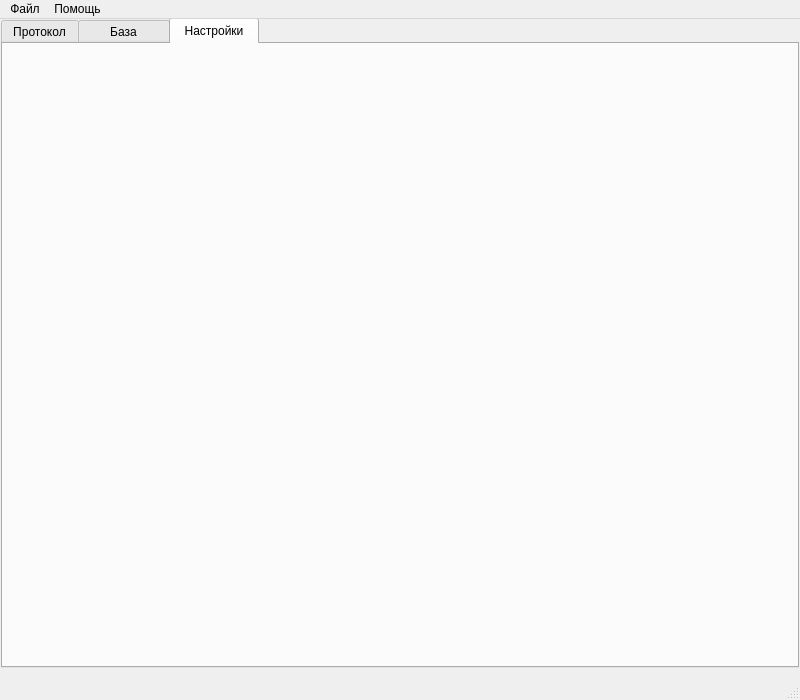
asd192/CalibrationIRT59, file main.ui: the form before one commit.
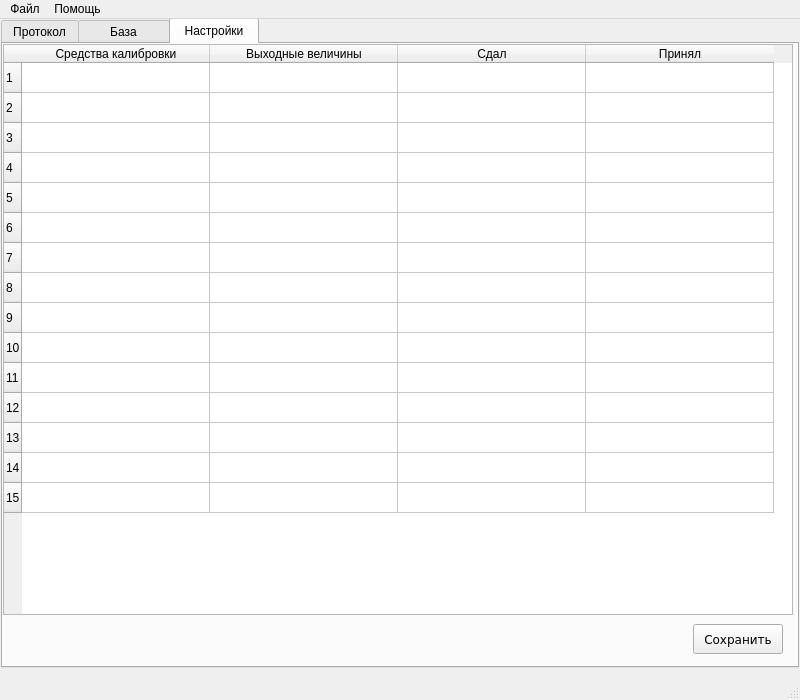
The form after the commit. The open tabs and pages were chosen to show the change.

Patch:
```diff
--- a/main.ui
+++ b/main.ui
@@ -2426,6 +2426,90 @@
      <attribute name="title">
       <string> Настройки </string>
      </attribute>
+     <widget class="QTableWidget" name="tableWidget_custom">
+      <property name="geometry">
+       <rect>
+        <x>0</x>
+        <y>0</y>
+        <width>790</width>
+        <height>571</height>
+       </rect>
+      </property>
+      <property name="rowCount">
+       <number>15</number>
+      </property>
+      <attribute name="horizontalHeaderDefaultSectionSize">
+       <number>188</number>
+      </attribute>
+      <attribute name="verticalHeaderDefaultSectionSize">
+       <number>30</number>
+      </attribute>
+      <row/>
+      <row/>
+      <row/>
+      <row/>
+      <row/>
+      <row/>
+      <row/>
+      <row/>
+      <row/>
+      <row/>
+      <row/>
+      <row/>
+      <row/>
+      <row/>
+      <row/>
+      <column>
+       <property name="text">
+        <string>Средства калибровки</string>
+       </property>
+       <property name="textAlignment">
+        <set>AlignCenter</set>
+       </property>
+      </column>
+      <column>
+       <property name="text">
+        <string>Выходные величины</string>
+       </property>
+       <property name="textAlignment">
+        <set>AlignCenter</set>
+       </property>
+      </column>
+      <column>
+       <property name="text">
+        <string>Сдал</string>
+       </property>
+       <property name="textAlignment">
+        <set>AlignCenter</set>
+       </property>
+      </column>
+      <column>
+       <property name="text">
+        <string>Принял</string>
+       </property>
+       <property name="textAlignment">
+        <set>AlignCenter</set>
+       </property>
+      </column>
+     </widget>
+     <widget class="QPushButton" name="pushButton_save_custom">
+      <property name="geometry">
+       <rect>
+        <x>690</x>
+        <y>580</y>
+        <width>90</width>
+        <height>30</height>
+       </rect>
+      </property>
+      <property name="font">
+       <font>
+        <family>DejaVu Sans</family>
+       </font>
+      </property>
+      <property name="text">
+       <string>Сохранить</string>
+      </property>
+     </widget>
     </widget>
    </widget>
   </widget>
```
Left out of the diff: 2 changed lines with no effect on the pictures.
